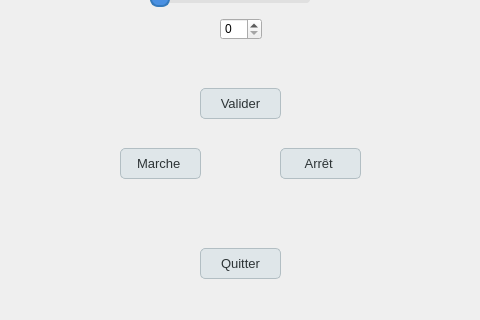
First picture: the form in pilotage_frein_manuel.ui, repository CND-cyb/engine_test_bench, before the edit; both pictures show x 190 to 670 and y 192 to 512 of the 800 by 512 pixel window.
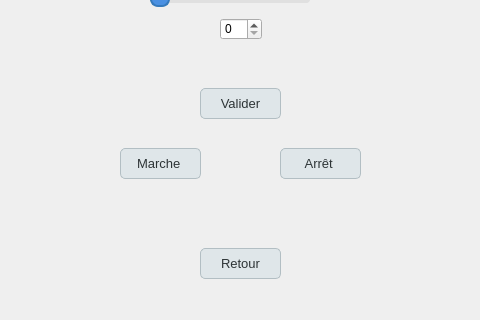
Second picture: the form after the edit.

The edit to the form file:
```diff
--- a/pilotage_frein_manuel.ui
+++ b/pilotage_frein_manuel.ui
@@ -211,7 +211,7 @@
     </rect>
    </property>
    <property name="text">
-    <string>Quitter</string>
+    <string>Retour</string>
    </property>
   </widget>
  </widget>
```
Left out of the diff: 2 changed lines with no effect on the pictures.
